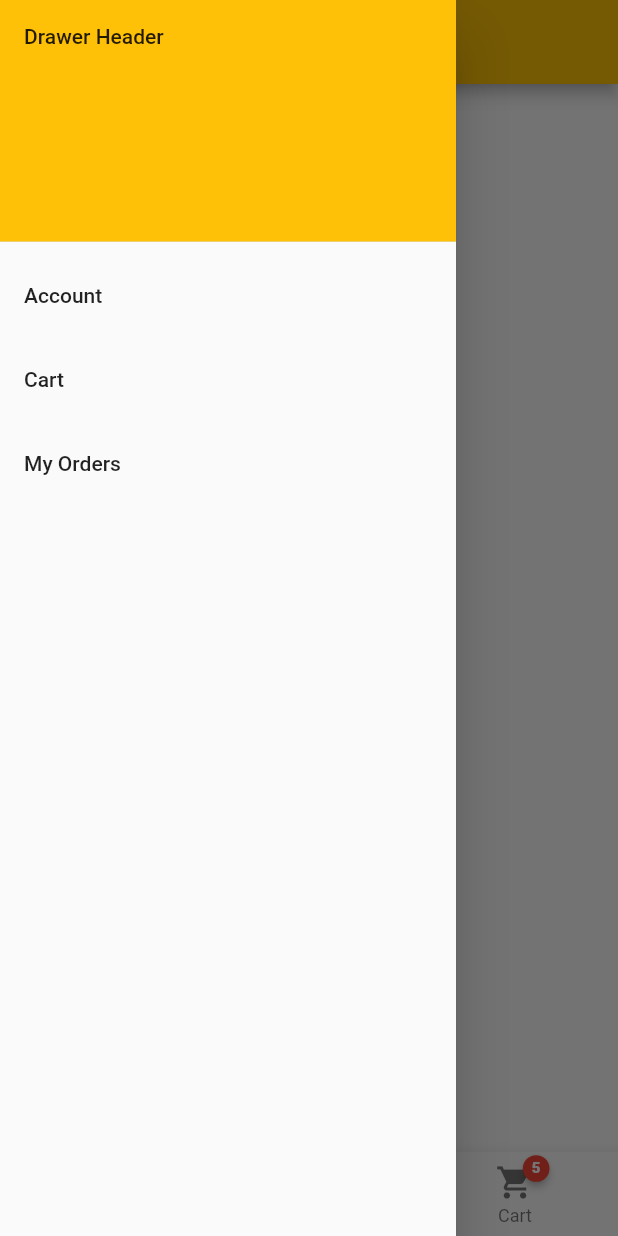
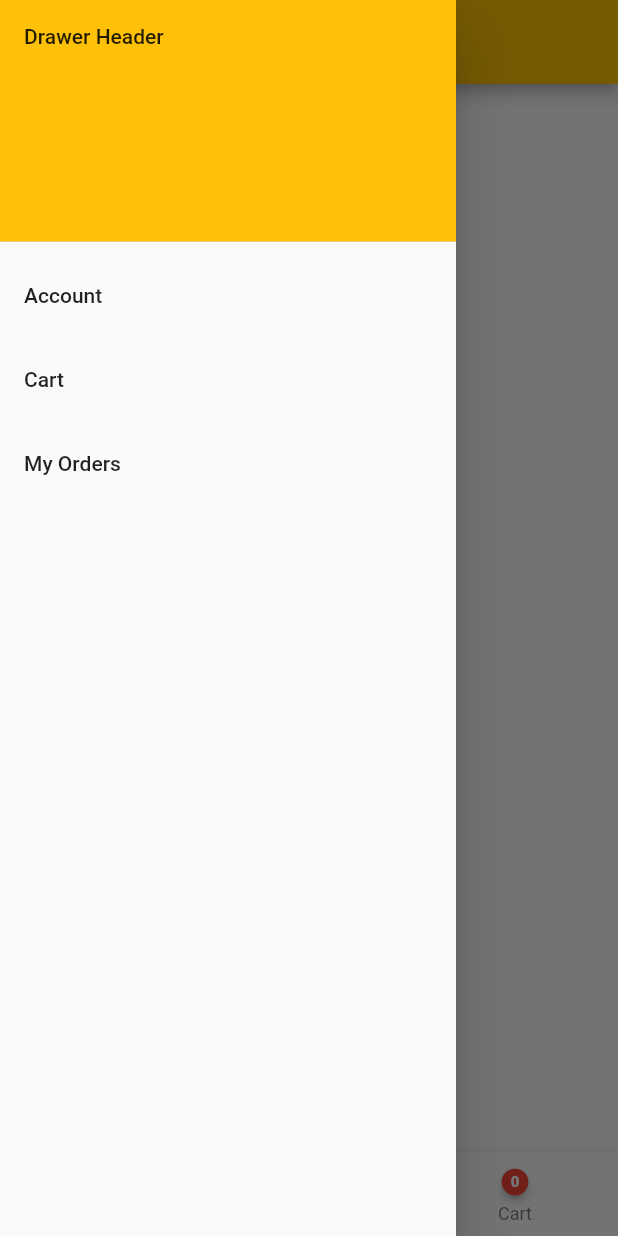
Before and after one commit to ABHISHEK-VM/e_commerce_app, a Flutter app: the screen it shows after launch, item 2 of the bottom bar chosen, with the side drawer open, on a phone screen of 412 x 824 dp. Run offline on Flutter 3.47's test engine with Material 2 defaults, Android fonts, the phone set to English and light mode, and no system bars; drawn by our look-alikes of badges; our stand-ins replace cached_network_image, google_fonts; network calls fail.

Commit message:
cart item count

```diff
--- a/lib/provider/cart.dart
+++ b/lib/provider/cart.dart
@@ -15,13 +15,13 @@ class CartItem {
 }
 
 class Cart with ChangeNotifier {
-  late Map<String, CartItem> _items;
+  final Map<String, CartItem> _items = {};
 
   Map<String, CartItem> get items {
     return {..._items};
   }
 
-  int get itemCount {
+  int? get itemCount {
     return _items.length;
   }
 
@@ -47,5 +47,6 @@ class Cart with ChangeNotifier {
               quantity: 1,
               price: price));
     }
+    notifyListeners();
   }
 }
--- a/lib/screen/home_page.dart
+++ b/lib/screen/home_page.dart
@@ -1,10 +1,10 @@
 import 'package:flutter/material.dart';
 import 'package:google_fonts/google_fonts.dart';
 
+import '../provider/cart.dart';
 import '../widget/product_favorite.dart';
 import '../widget/product_grid.dart';
 import 'package:provider/provider.dart';
-import '../provider/products.dart';
 
 import 'package:badges/badges.dart';
 
@@ -15,6 +15,7 @@ class HomePage extends StatefulWidget {
 
 class _HomePageState extends State<HomePage> {
   int _selectedIndex = 0;
+
   static const TextStyle optionStyle =
       TextStyle(fontSize: 30, fontWeight: FontWeight.bold);
 
@@ -86,22 +87,21 @@ class _HomePageState extends State<HomePage> {
           ),
           BottomNavigationBarItem(
             icon: Badge(
-                padding: const EdgeInsets.all(6),
-                badgeContent: const Text(
-                  '5',
-                  style: TextStyle(
-                      fontSize: 10,
-                      fontWeight: FontWeight.w900,
-                      color: Colors.white),
-                ),
-                // position: BadgePosition.topEnd(
-                //   top: -4,
-                //   end: -5,
-                // ),
+              padding: const EdgeInsets.all(6),
+              badgeContent: Consumer<Cart>(
+                builder: ((_, cartData, ch) => Text(
+                      cartData.itemCount.toString(),
+                      style: const TextStyle(
+                          fontSize: 10,
+                          fontWeight: FontWeight.w900,
+                          color: Colors.white),
+                    )),
                 child: const Icon(
                   Icons.shopping_cart,
                   size: 26,
-                )),
+                ),
+              ),
+            ),
             label: 'Cart',
           ),
         ],
--- a/lib/screen/product_details_page.dart
+++ b/lib/screen/product_details_page.dart
@@ -37,7 +37,10 @@ class ProductDetail extends StatelessWidget {
                 clipBehavior: Clip.antiAlias,
                 child: Column(
                   children: [
+
+
                     // CachedNetworkImage(
+
                     //   fit: BoxFit.cover,
                     //   imageBuilder: (context, imageProvider) => Container(
                     //     height: MediaQuery.of(context).size.height * .28,
@@ -55,6 +58,7 @@ class ProductDetail extends StatelessWidget {
                     //               value: downloadProgress.progress),
                     //   errorWidget: (context, url, error) =>
                     //       const Icon(Icons.error),
+
                     // ),
 
                     Container(
--- a/lib/widget/product_favorite.dart
+++ b/lib/widget/product_favorite.dart
@@ -9,8 +9,8 @@ class ProductFavorite extends StatelessWidget {
 
   @override
   Widget build(BuildContext context) {
-    final productscontainer = Provider.of<Products>(context);
-    final products = productscontainer.favorite;
+    final productsContainer = Provider.of<Products>(context);
+    final products = productsContainer.favorite;
     // print(productscontainer.showFavorite());
 
     return showFavs
@@ -20,11 +20,7 @@ class ProductFavorite extends StatelessWidget {
               itemCount: products.length,
               itemBuilder: (context, i) => ChangeNotifierProvider.value(
                 value: products[i],
-                child: ProductItem(
-                    // products[i].id,
-                    // products[i].title,
-                    // products[i].imgurl,
-                    ),
+                child: const ProductItem(),
               ),
               gridDelegate: const SliverGridDelegateWithFixedCrossAxisCount(
                 crossAxisCount: 2,
```
Also changed, not shown: lib/widget/product_cart.dart (added, +30 -0 lines).
